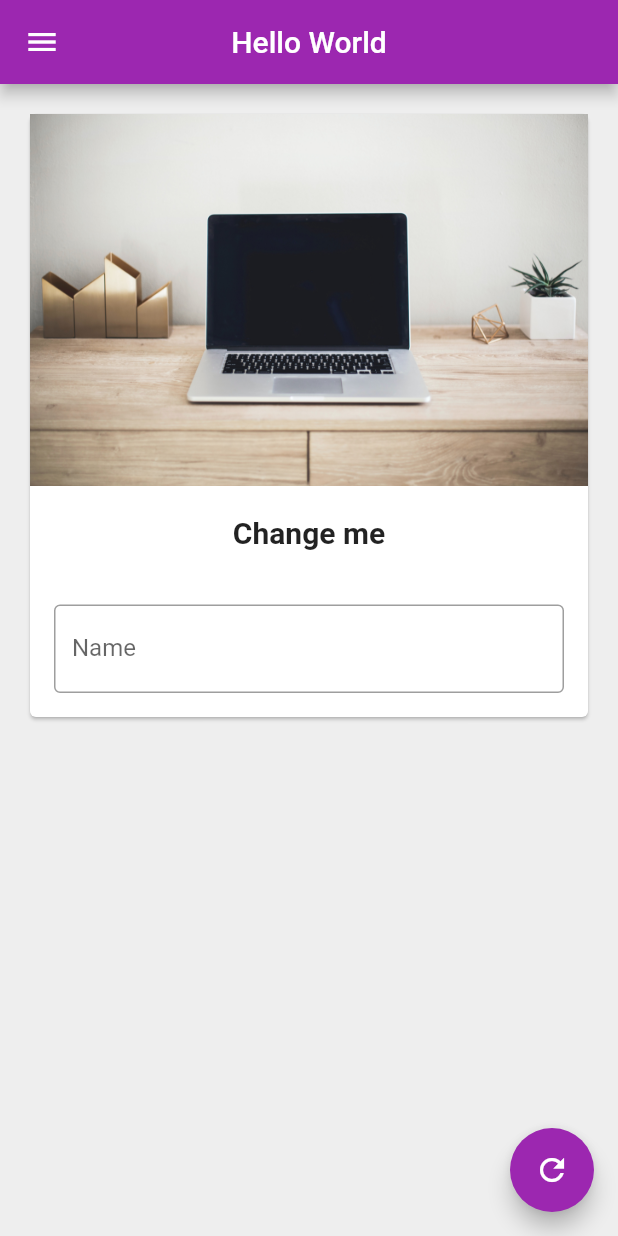
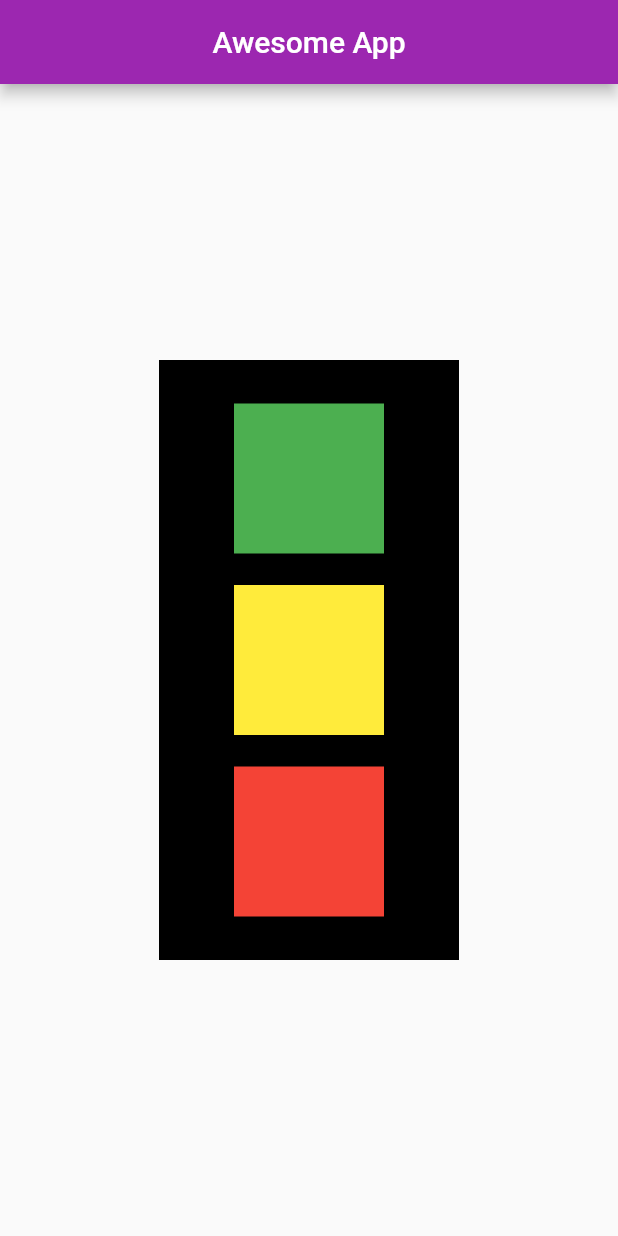
Before and after one commit to WaseemVirk00/flutter_learning_projects, a Flutter app: the screen it shows after launch, on a phone screen of 412 x 824 dp. Run offline on Flutter 3.47's test engine with Material 2 defaults, Android fonts, the phone set to English and light mode, and no system bars.

Commit message:
code updated

```diff
--- a/lib/change_name_mycard.dart
+++ /dev/null
@@ -1,46 +0,0 @@
-import 'package:flutter/material.dart';
-
-class change_name_mycard extends StatelessWidget {
-  const change_name_mycard({
-    Key? key,
-    required this.myText,
-    required TextEditingController nameController,
-  }) : _nameController = nameController, super(key: key);
-
-  final String myText;
-  final TextEditingController _nameController;
-
-  @override
-  Widget build(BuildContext context) {
-    return Column(
-      children: <Widget>[
-        Image.asset(
-          "assets/images/laptop.jpg",
-          fit: BoxFit.cover,
-        ),
-        SizedBox(
-          height: 20,
-        ),
-        Text(
-          myText,
-          style: TextStyle(fontSize: 20, fontWeight: FontWeight.bold),
-        ),
-        SizedBox(
-          height: 20,
-        ),
-        Padding(
-          padding: const EdgeInsets.all(16.0),
-          child: TextField(
-            controller: _nameController,
-            keyboardType: TextInputType.text,
-            decoration: InputDecoration(
-              hintText: "Enter Something here",
-              labelText: "Name",
-              border: OutlineInputBorder(),
-            ),
-          ),
-        )
-      ],
-    );
-  }
-}
--- a/lib/drawer.dart
+++ /dev/null
@@ -1,31 +0,0 @@
-import 'package:flutter/material.dart';
-
-class MyDrawer extends StatelessWidget {
-  const MyDrawer({Key? key}) : super(key: key);
-
-  @override
-  Widget build(BuildContext context) {
-    return Drawer(
-      child: ListView(
-        padding: EdgeInsets.zero,
-        children: <Widget>[
-          UserAccountsDrawerHeader(
-            accountName: Text("Waceem Virk"),
-            accountEmail: Text("waseemvirk00@gmail.com"),
-            decoration: BoxDecoration(color: Colors.purple),
-            currentAccountPicture: CircleAvatar(
-              backgroundImage:
-                  NetworkImage("https://twitter.com/waceem_/photo"),
-            ),
-          ),
-          ListTile(
-            leading: Icon(Icons.person),
-            title: Text("Account"),
-            subtitle: Text("Personal"),
-            trailing: Icon(Icons.edit),
-          )
-        ],
-      ),
-    );
-  }
-}
--- a/lib/pages/home_page.dart
+++ b/lib/pages/home_page.dart
@@ -1,46 +1,52 @@
 import 'package:flutter/material.dart';
-import 'package:hello_world/change_name_mycard.dart';
-import 'package:hello_world/drawer.dart';
 
-class HomePage extends StatefulWidget {
+class HomePage extends StatelessWidget {
   const HomePage({Key? key}) : super(key: key);
-
-  @override
-  _HomePageState createState() => _HomePageState();
-}
-
-class _HomePageState extends State<HomePage> {
-  TextEditingController _nameController = TextEditingController();
-  var myText = "Change me";
-
-  @override
-  void initState() {
-    super.initState();
-  }
 
   @override
   Widget build(BuildContext context) {
     return Scaffold(
-      backgroundColor: Colors.grey[200],
       appBar: AppBar(
-        title: Text("Hello World"),
+        title: Text("Awesome App"),
         centerTitle: true,
       ),
       body: Padding(
-        padding: const EdgeInsets.all(16.0),
-        child: SingleChildScrollView(
-          child: Card(
-            child: change_name_mycard(myText: myText, nameController: _nameController),
+        padding: const EdgeInsets.all(8.0),
+        child: Align(
+          alignment: Alignment.center,
+          child: Container(
+            color: Colors.black,
+            width: 200,
+            height: 400,
+            child: Padding(
+              padding: const EdgeInsets.all(8.0),
+              child: Column(
+                mainAxisAlignment: MainAxisAlignment.spaceEvenly,
+                crossAxisAlignment: CrossAxisAlignment.center,
+                children: <Widget>[
+                  Container(
+                    padding: const EdgeInsets.all(8),
+                    width: 100,
+                    height: 100,
+                    color: Colors.green,
+                  ),
+                  Container(
+                    padding: const EdgeInsets.all(8),
+                    width: 100,
+                    height: 100,
+                    color: Colors.yellow,
+                  ),
+                  Container(
+                    padding: const EdgeInsets.all(8),
+                    width: 100,
+                    height: 100,
+                    color: Colors.red,
+                  ),
+                ],
+              ),
+            ),
           ),
         ),
-      ),
-      drawer: MyDrawer(),
-      floatingActionButton: FloatingActionButton(
-        onPressed: () {
-          myText = _nameController.text;
-          setState(() {});
-        },
-        child: Icon(Icons.refresh),
       ),
     );
   }
```
